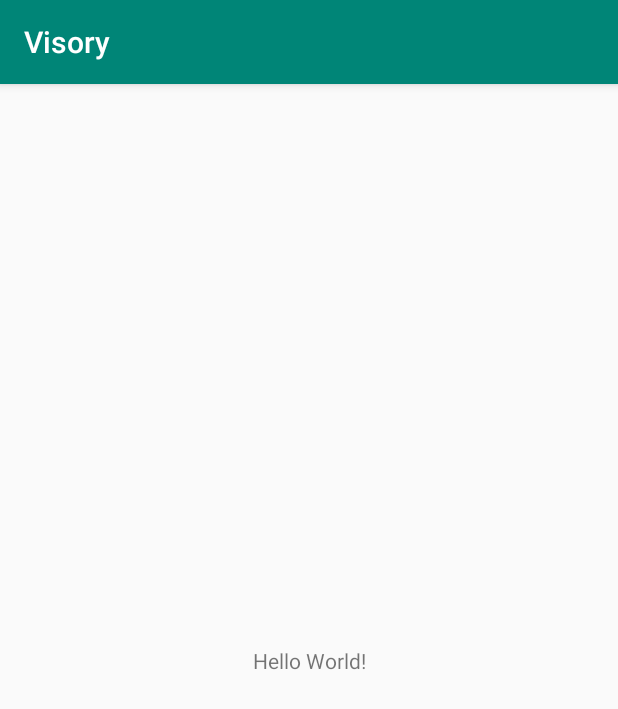
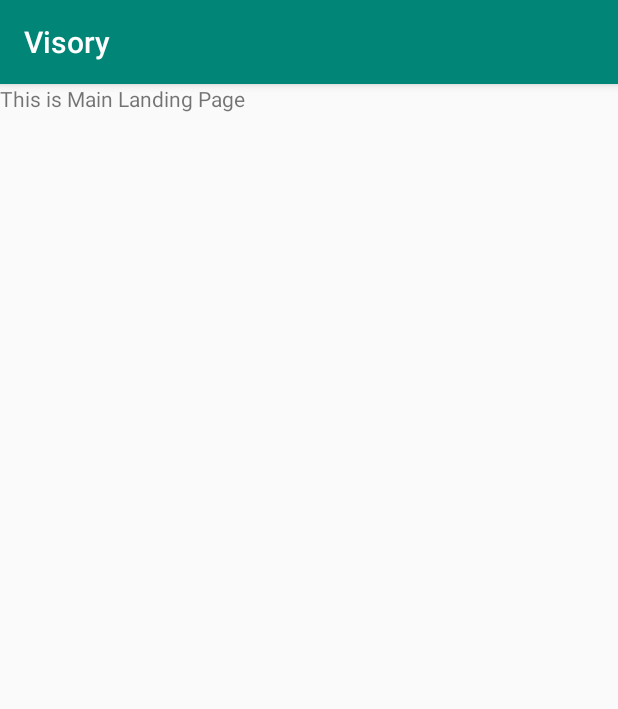
Before and after one commit to zahir2000/Visory, an Android app: the screen it shows after launch (MainActivity), on a phone screen of 412 x 824 dp. Shown: the top 709 px of the screen. Run offline under Robolectric (Android 15) with nearby library versions, the phone set to English and light mode, and no system bars.

Commit message:
some added codes

```diff
--- a/app/src/main/res/layout/activity_main.xml
+++ b/app/src/main/res/layout/activity_main.xml
@@ -6,13 +6,12 @@
     android:layout_height="match_parent"
     tools:context=".MainActivity">
 
-    <TextView
-        android:layout_width="wrap_content"
-        android:layout_height="wrap_content"
-        android:text="Hello World!"
-        app:layout_constraintBottom_toBottomOf="parent"
-        app:layout_constraintLeft_toLeftOf="parent"
-        app:layout_constraintRight_toRightOf="parent"
-        app:layout_constraintTop_toTopOf="parent" />
+    <fragment
+        android:layout_width="match_parent"
+        android:layout_height="match_parent"
+        android:id="@+id/nav_host_fragment"
+        android:name="androidx.navigation.fragment.NavHostFragment"
+        app:defaultNavHost="true"
+        app:navGraph="@navigation/nav"/>
 
 </androidx.constraintlayout.widget.ConstraintLayout>
--- a/app/src/main/res/layout/fragment_landing.xml
+++ b/app/src/main/res/layout/fragment_landing.xml
@@ -9,6 +9,6 @@
     <TextView
         android:layout_width="match_parent"
         android:layout_height="match_parent"
-        android:text="@string/hello_blank_fragment" />
+        android:text="@string/landing" />
 
 </FrameLayout>
--- a/app/src/main/res/navigation/nav.xml
+++ b/app/src/main/res/navigation/nav.xml
@@ -2,4 +2,21 @@
 <navigation xmlns:android="http://schemas.android.com/apk/res/android"
     xmlns:app="http://schemas.android.com/apk/res-auto"
     xmlns:tools="http://schemas.android.com/tools"
-    android:id="@+id/nav" />
+    android:id="@+id/nav"
+    app:startDestination="@id/landingFragment">
+    <fragment
+        android:id="@+id/blindHomeFragment"
+        android:name="com.taruc.visory.blind.BlindHomeFragment"
+        android:label="fragment_blind_home"
+        tools:layout="@layout/fragment_blind_home" />
+    <fragment
+        android:id="@+id/volunteerHomeFragment"
+        android:name="com.taruc.visory.volunteer.VolunteerHomeFragment"
+        android:label="fragment_volunteer_home"
+        tools:layout="@layout/fragment_volunteer_home" />
+    <fragment
+        android:id="@+id/landingFragment"
+        android:name="com.taruc.visory.LandingFragment"
+        android:label="fragment_landing"
+        tools:layout="@layout/fragment_landing" />
+</navigation>
--- a/app/src/main/res/values/strings.xml
+++ b/app/src/main/res/values/strings.xml
@@ -3,4 +3,5 @@
 
     <!-- TODO: Remove or change this placeholder text -->
     <string name="hello_blank_fragment">Hello blank fragment</string>
+    <string name="landing">This is Main Landing Page</string>
 </resources>
```
